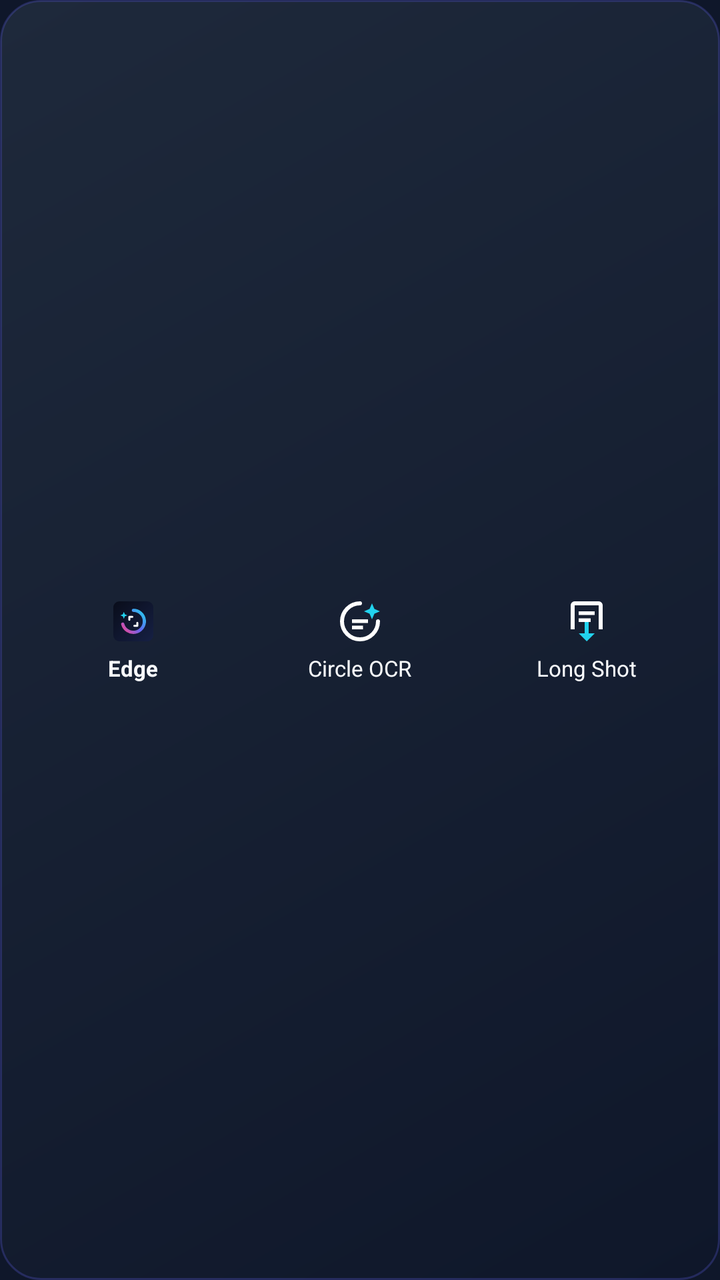
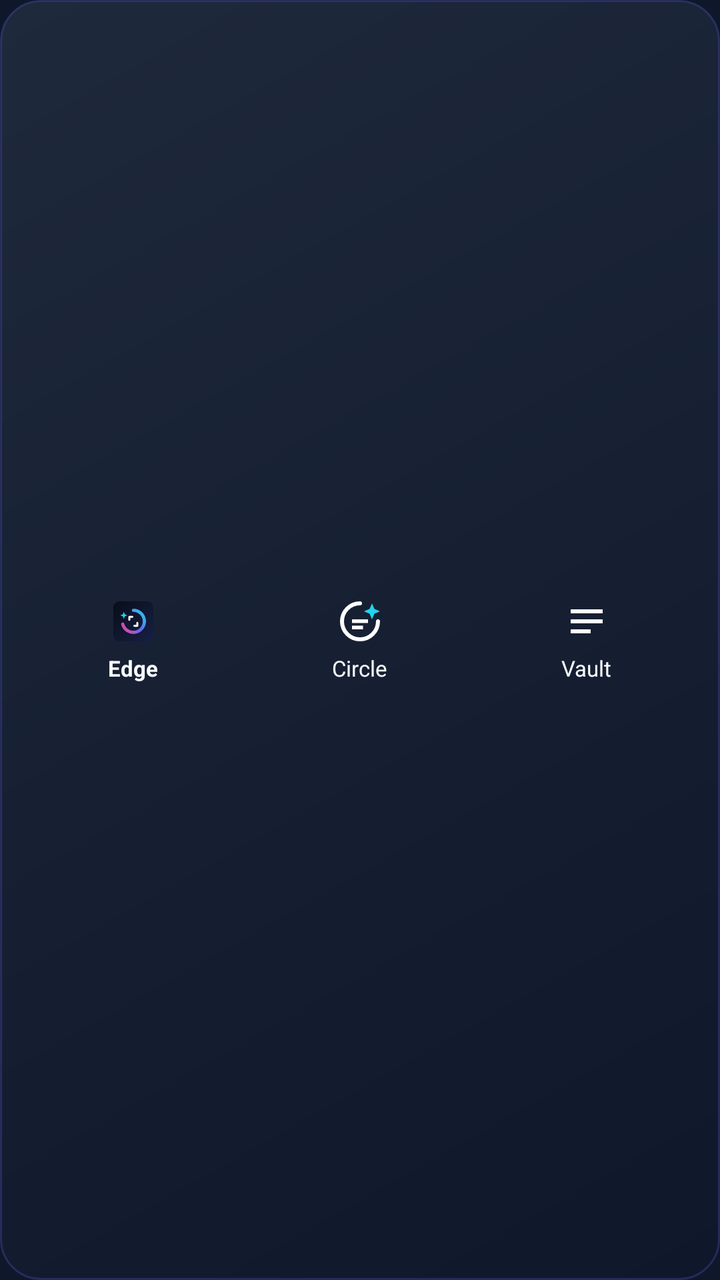

The first picture is an Android layout as it rendered before a commit; the second is the same layout after the commit. The layout source and the unified diff follow.
<!-- AndroidManifest.xml: application theme Theme.SnapEdge -->
<!-- res/layout/widget_snapedge.xml -->
<?xml version="1.0" encoding="utf-8"?>
<LinearLayout xmlns:android="http://schemas.android.com/apk/res/android"
    android:layout_width="match_parent"
    android:layout_height="match_parent"
    android:background="@drawable/bg_widget"
    android:gravity="center_vertical"
    android:orientation="horizontal"
    android:padding="10dp">

    <LinearLayout
        android:id="@+id/widgetBtnToggleEdge"
        android:layout_width="0dp"
        android:layout_height="match_parent"
        android:layout_weight="1"
        android:gravity="center"
        android:orientation="vertical">

        <ImageView
            android:layout_width="24dp"
            android:layout_height="24dp"
            android:src="@drawable/ic_app_logo" />

        <TextView
            android:id="@+id/widgetTvEdgeState"
            android:layout_width="wrap_content"
            android:layout_height="wrap_content"
            android:layout_marginTop="4dp"
            android:text="Edge"
            android:textColor="@color/text_primary"
            android:textSize="11sp"
            android:textStyle="bold" />
    </LinearLayout>

    <LinearLayout
        android:id="@+id/widgetBtnCircleOcr"
        android:layout_width="0dp"
        android:layout_height="match_parent"
        android:layout_weight="1"
        android:gravity="center"
        android:orientation="vertical">

        <ImageView
            android:layout_width="24dp"
            android:layout_height="24dp"
            android:src="@drawable/ic_circle_ocr" />

        <TextView
            android:layout_width="wrap_content"
            android:layout_height="wrap_content"
            android:layout_marginTop="4dp"
            android:text="Circle OCR"
            android:textColor="@color/text_primary"
            android:textSize="11sp" />
    </LinearLayout>

    <LinearLayout
        android:id="@+id/widgetBtnLongShot"
        android:layout_width="0dp"
        android:layout_height="match_parent"
        android:layout_weight="1"
        android:gravity="center"
        android:orientation="vertical">

        <ImageView
            android:layout_width="24dp"
            android:layout_height="24dp"
            android:src="@drawable/ic_long_shot" />

        <TextView
            android:layout_width="wrap_content"
            android:layout_height="wrap_content"
            android:layout_marginTop="4dp"
            android:text="Long Shot"
            android:textColor="@color/text_primary"
            android:textSize="11sp" />
    </LinearLayout>

</LinearLayout>
<!-- resources referenced by this layout -->
<resources>
  <color name="text_primary">#F8FAFC</color>
  <!-- drawable bg_widget (drawable) -->
  <?xml version="1.0" encoding="utf-8"?>
  <shape xmlns:android="http://schemas.android.com/apk/res/android"
      android:shape="rectangle">
      <gradient
          android:angle="135"
          android:endColor="#1E293B"
          android:startColor="#0F172A" />
      <corners android:radius="20dp" />
      <stroke
          android:width="1dp"
          android:color="#406366F1" />
  </shape>
  <!-- drawable ic_app_logo: vector/xml drawable (drawable, 2091 chars, omitted) -->
  <!-- drawable ic_circle_ocr (drawable) -->
  <vector xmlns:android="http://schemas.android.com/apk/res/android"
      android:width="24dp"
      android:height="24dp"
      android:viewportWidth="24"
      android:viewportHeight="24">
      <path
          android:fillColor="#00000000"
          android:pathData="M12,3a9,9 0 1,0 9,9"
          android:strokeWidth="2"
          android:strokeColor="#FFFFFF"
          android:strokeLineCap="round" />
      <path
          android:fillColor="#22D3EE"
          android:pathData="M18,3l1.2,2.8L22,7l-2.8,1.2L18,11l-1.2,-2.8L14,7l2.8,-1.2z" />
      <path
          android:fillColor="#FFFFFF"
          android:pathData="M8,11h8v1.8H8zM8,14.2h5.5V16H8z" />
  </vector>
  <!-- drawable ic_long_shot (drawable) -->
  <vector xmlns:android="http://schemas.android.com/apk/res/android"
      android:width="24dp"
      android:height="24dp"
      android:viewportWidth="24"
      android:viewportHeight="24">
      <path
          android:fillColor="#FFFFFF"
          android:pathData="M6,2h12a2,2 0 0,1 2,2v12h-2V4H6v12H4V4a2,2 0 0,1 2,-2z" />
      <path
          android:fillColor="#22D3EE"
          android:pathData="M12,22l-4,-4h3v-6h2v6h3z" />
      <path
          android:fillColor="#FFFFFF"
          android:pathData="M8,7h8v1.8H8zM8,10.5h6v1.8H8z" />
  </vector>
  <style name="Theme.SnapEdge" parent="Theme.Material3.Dark.NoActionBar">
          <item name="colorPrimary">@color/primary</item>
          <item name="colorPrimaryContainer">@color/primary_variant</item>
          <item name="colorSecondary">@color/secondary</item>
          <item name="android:windowBackground">@color/surface_dark</item>
          <item name="android:statusBarColor">@color/surface_dark</item>
          <item name="android:navigationBarColor">@color/surface_dark</item>
      </style>
  <color name="primary">#6366F1</color>
  <color name="primary_variant">#4F46E5</color>
  <color name="secondary">#06B6D4</color>
  <color name="surface_dark">#0F172A</color>
</resources>

<!-- the commit's change to res/layout/widget_snapedge.xml (unified diff, before → after) -->
@@ -48,13 +48,13 @@
             android:layout_width="wrap_content"
             android:layout_height="wrap_content"
             android:layout_marginTop="4dp"
-            android:text="Circle OCR"
+            android:text="Circle"
             android:textColor="@color/text_primary"
             android:textSize="11sp" />
     </LinearLayout>
 
     <LinearLayout
-        android:id="@+id/widgetBtnLongShot"
+        android:id="@+id/widgetBtnVault"
         android:layout_width="0dp"
         android:layout_height="match_parent"
         android:layout_weight="1"
@@ -64,13 +64,13 @@
         <ImageView
             android:layout_width="24dp"
             android:layout_height="24dp"
-            android:src="@drawable/ic_long_shot" />
+            android:src="@drawable/ic_vault" />
 
         <TextView
             android:layout_width="wrap_content"
             android:layout_height="wrap_content"
             android:layout_marginTop="4dp"
-            android:text="Long Shot"
+            android:text="Vault"
             android:textColor="@color/text_primary"
             android:textSize="11sp" />
     </LinearLayout>
<!-- resource entries referenced after the edit -->
@@ -34,7 +34,7 @@
           android:fillColor="#FFFFFF"
           android:pathData="M8,11h8v1.8H8zM8,14.2h5.5V16H8z" />
   </vector>
-  <!-- drawable ic_long_shot (drawable) -->
+  <!-- drawable ic_vault (drawable) -->
   <vector xmlns:android="http://schemas.android.com/apk/res/android"
       android:width="24dp"
       android:height="24dp"
@@ -42,13 +42,7 @@
       android:viewportHeight="24">
       <path
           android:fillColor="#FFFFFF"
-          android:pathData="M6,2h12a2,2 0 0,1 2,2v12h-2V4H6v12H4V4a2,2 0 0,1 2,-2z" />
-      <path
-          android:fillColor="#22D3EE"
-          android:pathData="M12,22l-4,-4h3v-6h2v6h3z" />
-      <path
-          android:fillColor="#FFFFFF"
-          android:pathData="M8,7h8v1.8H8zM8,10.5h6v1.8H8z" />
+          android:pathData="M4,6h16v2H4zM4,11h16v2H4zM4,16h10v2H4z" />
   </vector>
   <style name="Theme.SnapEdge" parent="Theme.Material3.Dark.NoActionBar">
           <item name="colorPrimary">@color/primary</item>
